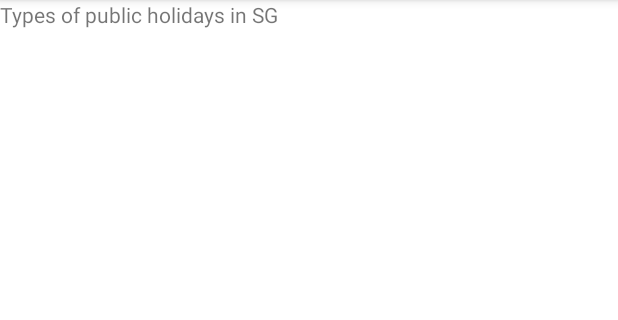
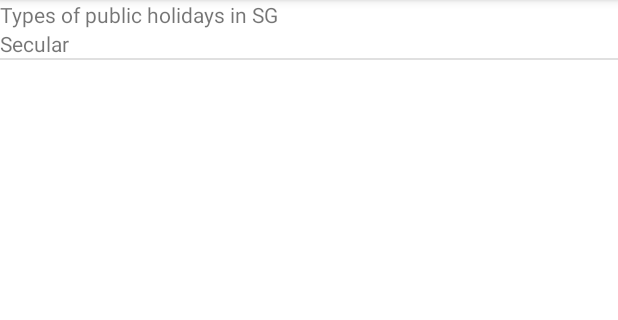
Before and after one commit to Zuhaili/Lesson1ProblemStatement, an Android app: the screen it shows after launch (MainActivity), on a phone screen of 412 x 824 dp, the part 84-404 px from its top. Run offline under Robolectric (Android 15) with nearby library versions, the phone set to English and light mode, and no system bars.

Commit message:
Lesson 1 Problem Statement

```diff
--- a/app/src/main/java/sg/edu/rp/c346/id19004781/lesson1problemstatement/MainActivity.java
+++ b/app/src/main/java/sg/edu/rp/c346/id19004781/lesson1problemstatement/MainActivity.java
@@ -2,7 +2,10 @@ package sg.edu.rp.c346.id19004781.lesson1problemstatement;
 
 import androidx.appcompat.app.AppCompatActivity;
 
+import android.content.Intent;
 import android.os.Bundle;
+import android.view.View;
+import android.widget.AdapterView;
 import android.widget.ArrayAdapter;
 import android.widget.ListView;
 
@@ -12,24 +15,29 @@ public class MainActivity extends AppCompatActivity {
 
     ListView lv;
     ArrayAdapter aa;
-    ArrayList<Food> food;
+    ArrayList<PublicHolidayTypes> al;
 
     @Override
     protected void onCreate(Bundle savedInstanceState) {
         super.onCreate(savedInstanceState);
         setContentView(R.layout.activity_main);
 
-        lv = (ListView) this.findViewById(R.id.lvHolidays);
-
-        // Create a few food objects in Food array
-        food = new ArrayList<Food>();
-        food.add(new Food("Ah Lat Coffee", false));
+        lv = findViewById(R.id.lvHolidays);
+        al = new ArrayList<>();
+        al.add(new PublicHolidayTypes("Secular"));
 
 
-        // Link this Activity object, the row.xml layout for
-        //  each row and the food String array together
-        aa = new FoodAdapter(this, R.layout.row, food);
+        aa = new PublicHolidayTypesAdapter(this, R.layout.publicholidays_row, al);
         lv.setAdapter(aa);
+
+        lv.setOnItemClickListener(new AdapterView.OnItemClickListener() {
+            @Override
+            public void onItemClick(AdapterView<?> adapterView, View view, int i, long l) {
+                Intent intent = new Intent(MainActivity.this, SecondActivity.class);
+                intent.putExtra("holiday", al.get(i).getHolidaytypes());
+                startActivity(intent);
+            }
+        });
 
     }
 }
--- /dev/null
+++ b/app/src/main/java/sg/edu/rp/c346/id19004781/lesson1problemstatement/PublicHolidayTypes.java
@@ -0,0 +1,18 @@
+package sg.edu.rp.c346.id19004781.lesson1problemstatement;
+
+public class PublicHolidayTypes {
+
+    private String holidaytypes;
+
+    public PublicHolidayTypes(String holidaytypes) {
+        this.holidaytypes = holidaytypes;
+    }
+
+    public String getHolidaytypes() {
+        return holidaytypes;
+    }
+
+    public void setHolidaytypes(String holidaytypes) {
+        this.holidaytypes = holidaytypes;
+    }
+}
--- /dev/null
+++ b/app/src/main/java/sg/edu/rp/c346/id19004781/lesson1problemstatement/PublicHolidayTypesAdapter.java
@@ -0,0 +1,40 @@
+package sg.edu.rp.c346.id19004781.lesson1problemstatement;
+
+import android.content.Context;
+import android.view.LayoutInflater;
+import android.view.View;
+import android.view.ViewGroup;
+import android.widget.ArrayAdapter;
+import android.widget.TextView;
+
+import androidx.annotation.NonNull;
+import androidx.annotation.Nullable;
+
+import java.util.ArrayList;
+
+public class PublicHolidayTypesAdapter  extends ArrayAdapter<PublicHolidayTypes>{
+
+    private ArrayList<PublicHolidayTypes> aa;
+    private Context context;
+    private TextView textView;
+
+    public PublicHolidayTypesAdapter(@NonNull Context context, int resource, ArrayList<PublicHolidayTypes> aa) {
+        super(context, resource, aa);
+        this.aa = aa;
+        this.context = context;
+    }
+
+    @NonNull
+    @Override
+    public View getView(int position, @Nullable View convertView, @NonNull ViewGroup parent) {
+        LayoutInflater inflater = (LayoutInflater) context.getSystemService(Context.LAYOUT_INFLATER_SERVICE);
+        View rowView = inflater.inflate(R.layout.publicholidays_row, parent, false);
+
+        PublicHolidayTypes currentYear = aa.get(position);
+
+        textView = rowView.findViewById(R.id.tvHolidayTypes);
+        textView.setText(currentYear.getHolidaytypes());
+
+        return rowView;
+    }
+}
--- /dev/null
+++ b/app/src/main/res/layout/publicholidays_row.xml
@@ -0,0 +1,12 @@
+<?xml version="1.0" encoding="utf-8"?>
+<LinearLayout xmlns:android="http://schemas.android.com/apk/res/android"
+    android:layout_width="match_parent"
+    android:layout_height="match_parent">
+
+    <TextView
+        android:id="@+id/tvHolidayTypes"
+        android:layout_width="wrap_content"
+        android:layout_height="wrap_content"
+        android:layout_weight="1"
+        android:text="TextView" />
+</LinearLayout>
--- a/app/src/main/res/layout/row.xml
+++ b/app/src/main/res/layout/row.xml
@@ -33,7 +33,7 @@
             android:id="@+id/ivlabourday"
             android:layout_width="171dp"
             android:layout_height="128dp"
-            app:srcCompat="@drawable/labourDay" />
+            app:srcCompat="@drawable/labourday" />
 
         <TextView
             android:id="@+id/tvlabourday"
```
Also changed, not shown: app/src/main/java/sg/edu/rp/c346/id19004781/lesson1problemstatement/HolidaysAdapter.java (+6 -5 lines), app/src/main/java/sg/edu/rp/c346/id19004781/lesson1problemstatement/SecondActivity.java (added, +35 -0 lines), app/src/main/res/drawable-v24/labourday.png (renamed from app/src/main/res/drawable-v24/labourDay.png).
